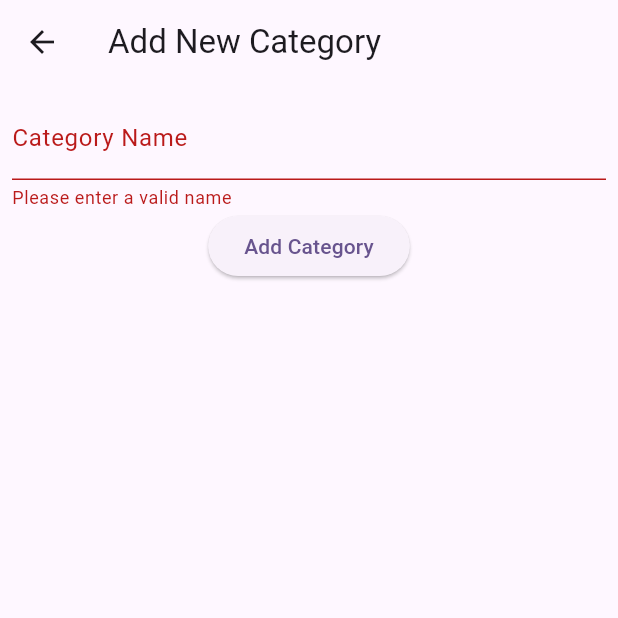
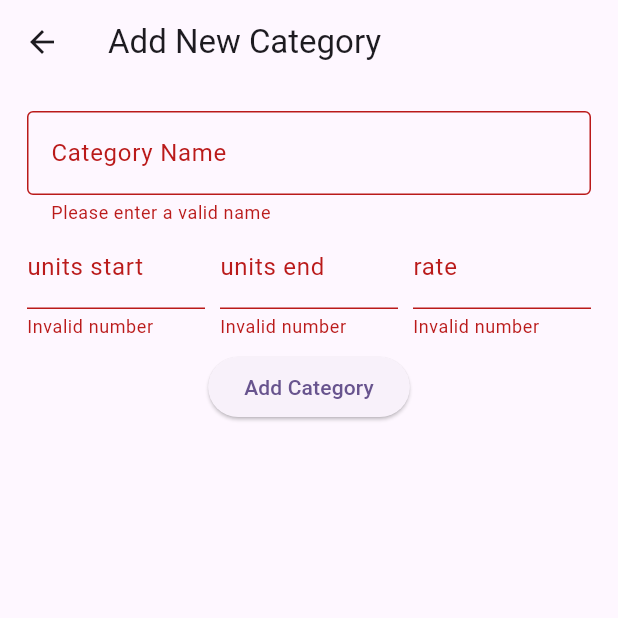
Before and after one commit to zaibugemi/bill_cal, a Flutter app: the AddCategoryForm screen opened directly, after a tap on "Add Category", on a phone screen of 412 x 824 dp, the top half of it. Run offline on Flutter 3.47's test engine with Material 2 defaults, Android fonts, the phone set to English and light mode, and no system bars.

Commit message:
feat: add category fields

```diff
--- a/lib/main.dart
+++ b/lib/main.dart
@@ -283,19 +283,21 @@ class AddCategoryForm extends StatefulWidget {
 
 class AddCategoryFormState extends State<AddCategoryForm> {
   final _formKey = GlobalKey<FormState>();
+  final rateCategories = <Rate>[];
 
   @override
   Widget build(BuildContext context) {
     return Scaffold(
       appBar: AppBar(title: const Text('Add New Category')),
       body: Padding(
-        padding: const EdgeInsets.all(8.0),
+        padding: const EdgeInsets.all(18.0),
         child: Form(
             key: _formKey,
             child: Column(
               children: [
                 TextFormField(
-                  decoration: const InputDecoration(labelText: 'Category Name'),
+                  decoration: const InputDecoration(
+                      border: OutlineInputBorder(), labelText: 'Category Name'),
                   validator: (value) {
                     if (value == null || value.isEmpty) {
                       return 'Please enter a valid name';
@@ -303,7 +305,81 @@ class AddCategoryFormState extends State<AddCategoryForm> {
                     return null;
                   },
                 ),
-                ElevatedButton(
+                Row(children: [
+                  Expanded(
+                    child: TextFormField(
+                      keyboardType: TextInputType.number,
+                      decoration:
+                          const InputDecoration(labelText: 'units start'),
+                      validator: (value) {
+                        if (value == null || value.isEmpty) {
+                          return 'Invalid number';
+                        }
+
+                        int? parsedValue = int.tryParse(value);
+                        if (parsedValue == null) {
+                          return 'Invalid number';
+                        }
+
+                        if (parsedValue < 1) {
+                          return 'Invalid number';
+                        }
+
+                        return null;
+                      },
+                    ),
+                  ),
+                  const SizedBox(
+                    width: 10.0,
+                  ),
+                  Expanded(
+                    child: TextFormField(
+                      keyboardType: TextInputType.number,
+                      decoration: const InputDecoration(labelText: 'units end'),
+                      validator: (value) {
+                        if (value == null || value.isEmpty) {
+                          return 'Invalid number';
+                        }
+                        int? parsedValue = int.tryParse(value);
+                        if (parsedValue == null) {
+                          return 'Invalid number';
+                        }
+
+                        if (parsedValue < 1) {
+                          return 'Invalid number';
+                        }
+                        return null;
+                      },
+                    ),
+                  ),
+                  const SizedBox(
+                    width: 10.0,
+                  ),
+                  Expanded(
+                      child: TextFormField(
+                    keyboardType: TextInputType.number,
+                    decoration: const InputDecoration(labelText: 'rate'),
+                    validator: (value) {
+                      if (value == null || value.isEmpty) {
+                        return 'Invalid number';
+                      }
+
+                      double? parsedValue = double.tryParse(value);
+                      if (parsedValue == null) {
+                        return 'Invalid number';
+                      }
+
+                      if (parsedValue < 0) {
+                        return 'Invalid number';
+                      }
+
+                      return null;
+                    },
+                  ))
+                ]),
+                Padding(
+                  padding: const EdgeInsets.only(top: 8.0),
+                  child: ElevatedButton(
                     onPressed: () {
                       if (_formKey.currentState!.validate()) {
                         ScaffoldMessenger.of(context).showSnackBar(
@@ -311,6 +387,7 @@ class AddCategoryFormState extends State<AddCategoryForm> {
                       }
                     },
                     child: const Text('Add Category'),
+                  ),
                 )
               ],
             )),
```
Lines whose indentation alone changed are shown as unchanged.
